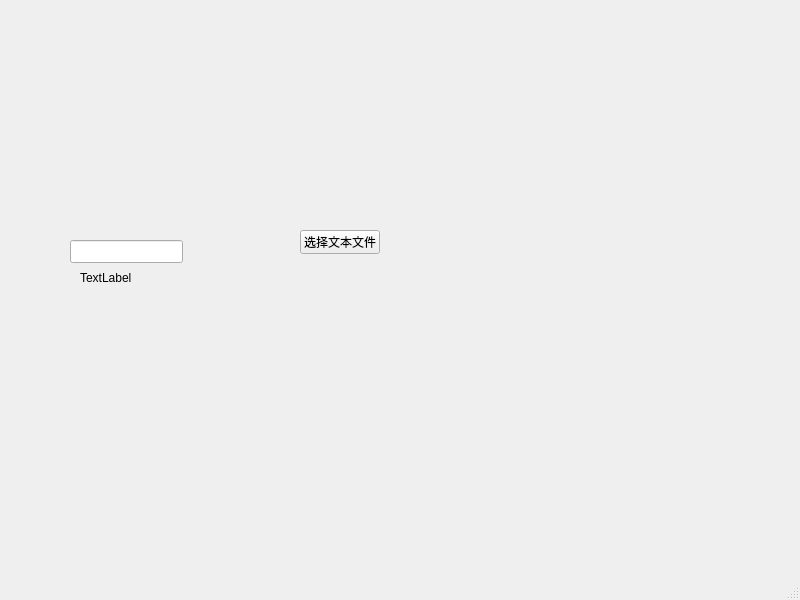
curious-heart/txt-to-img, file mainwindow.ui: the form before one commit.
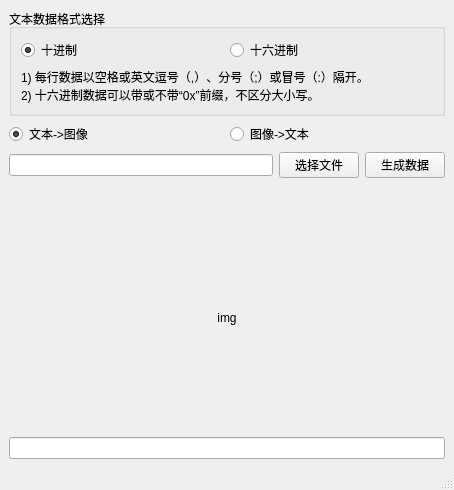
The form after the commit.

What changed in the file:
```diff
--- a/mainwindow.ui
+++ b/mainwindow.ui
@@ -6,50 +6,120 @@
    <rect>
     <x>0</x>
     <y>0</y>
-    <width>800</width>
-    <height>600</height>
+    <width>454</width>
+    <height>490</height>
    </rect>
   </property>
   <property name="windowTitle">
    <string>MainWindow</string>
   </property>
   <widget class="QWidget" name="centralwidget">
-   <widget class="QPushButton" name="selTxtFileBtn">
-    <property name="geometry">
-     <rect>
-      <x>300</x>
-      <y>230</y>
-      <width>80</width>
-      <height>24</height>
-     </rect>
-    </property>
-    <property name="text">
-     <string>选择文本文件</string>
-    </property>
-   </widget>
-   <widget class="QLineEdit" name="txtFileFpnLEdit">
-    <property name="geometry">
-     <rect>
-      <x>70</x>
-      <y>240</y>
-      <width>113</width>
-      <height>23</height>
-     </rect>
-    </property>
-   </widget>
-   <widget class="QLabel" name="txtFileInfoLbl">
-    <property name="geometry">
-     <rect>
-      <x>80</x>
-      <y>270</y>
-      <width>54</width>
-      <height>16</height>
-     </rect>
-    </property>
-    <property name="text">
-     <string>TextLabel</string>
-    </property>
-   </widget>
+   <layout class="QVBoxLayout" name="verticalLayout_3" stretch="3,1,1,10,1">
+    <item>
+     <widget class="QGroupBox" name="txtFileFormatGrpBox">
+      <property name="title">
+       <string>文本数据格式选择</string>
+      </property>
+      <layout class="QVBoxLayout" name="verticalLayout">
+       <item>
+        <layout class="QHBoxLayout" name="horizontalLayout_2">
+         <item>
+          <widget class="QRadioButton" name="txtFormatDecRBtn">
+           <property name="text">
+            <string>十进制</string>
+           </property>
+           <property name="checked">
+            <bool>true</bool>
+           </property>
+          </widget>
+         </item>
+         <item>
+          <widget class="QRadioButton" name="txtFormatHexRBtn">
+           <property name="text">
+            <string>十六进制</string>
+           </property>
+          </widget>
+         </item>
+        </layout>
+       </item>
+       <item>
+        <widget class="QLabel" name="txtFormatCommentLbl">
+         <property name="text">
+          <string>1) 每行数据以空格或英文逗号（,）、分号（;）或冒号（:）隔开。
+2) 十六进制数据可以带或不带“0x”前缀，不区分大小写。</string>
+         </property>
+        </widget>
+       </item>
+      </layout>
+     </widget>
+    </item>
+    <item>
+     <layout class="QHBoxLayout" name="horizontalLayout_3">
+      <item>
+       <widget class="QRadioButton" name="txt2ImgRBtn">
+        <property name="text">
+         <string>文本-&gt;图像</string>
+        </property>
+        <property name="checked">
+         <bool>true</bool>
+        </property>
+       </widget>
+      </item>
+      <item>
+       <widget class="QRadioButton" name="img2TxtRBtn">
+        <property name="text">
+         <string>图像-&gt;文本</string>
+        </property>
+       </widget>
+      </item>
+     </layout>
+    </item>
+    <item>
+     <layout class="QVBoxLayout" name="verticalLayout_2">
+      <item>
+       <layout class="QHBoxLayout" name="horizontalLayout">
+        <item>
+         <widget class="QLineEdit" name="selFileFpnLEdit"/>
+        </item>
+        <item>
+         <widget class="QPushButton" name="selFileBtn">
+          <property name="text">
+           <string>选择文件</string>
+          </property>
+         </widget>
+        </item>
+        <item>
+         <widget class="QPushButton" name="genOutPutPBtn">
+          <property name="text">
+           <string>生成数据</string>
+          </property>
+         </widget>
+        </item>
+       </layout>
+      </item>
+      <item>
+       <widget class="QLabel" name="imgInfoLbl">
+        <property name="text">
+         <string/>
+        </property>
+       </widget>
+      </item>
+     </layout>
+    </item>
+    <item>
+     <widget class="QLabel" name="imgDispLbl">
+      <property name="text">
+       <string>img</string>
+      </property>
+      <property name="alignment">
+       <set>Qt::AlignCenter</set>
+      </property>
+     </widget>
+    </item>
+    <item>
+     <widget class="QLineEdit" name="hisPthInvLEdit"/>
+    </item>
+   </layout>
   </widget>
   <widget class="QMenuBar" name="menubar">
    <property name="geometry">
```
Left out of the diff: 2 changed lines with no effect on the pictures.
